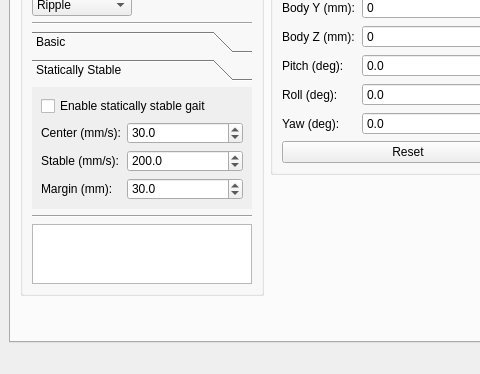
The window that mtool_main_window.ui (mjbots/mjmech) describes before a commit, drawn with Qt 5; both pictures show x 0 to 480 and y 578 to 952 of the 927 by 952 pixel window.
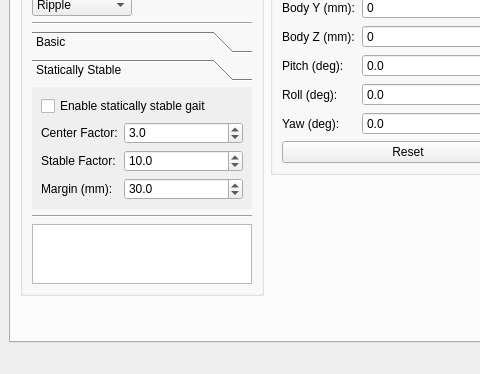
The same window after the commit. The open tabs and pages were chosen to show the change.

Diff of the .ui file:
```diff
--- a/mtool_main_window.ui
+++ b/mtool_main_window.ui
@@ -1272,7 +1272,7 @@
                  <item row="1" column="0">
                   <widget class="QLabel" name="label_30">
                    <property name="text">
-                    <string>Center (mm/s):</string>
+                    <string>Center Factor:</string>
                    </property>
                   </widget>
                  </item>
@@ -1288,14 +1288,14 @@
                     <double>10.000000000000000</double>
                    </property>
                    <property name="value">
-                    <double>30.000000000000000</double>
+                    <double>3.000000000000000</double>
                    </property>
                   </widget>
                  </item>
                  <item row="2" column="0">
                   <widget class="QLabel" name="label_31">
                    <property name="text">
-                    <string>Stable (mm/s):</string>
+                    <string>Stable Factor:</string>
                    </property>
                   </widget>
                  </item>
@@ -1311,7 +1311,7 @@
                     <double>10.000000000000000</double>
                    </property>
                    <property name="value">
-                    <double>200.000000000000000</double>
+                    <double>10.000000000000000</double>
                    </property>
                   </widget>
                  </item>
```
Left out of the diff: 4 changed lines with no effect on the pictures.
